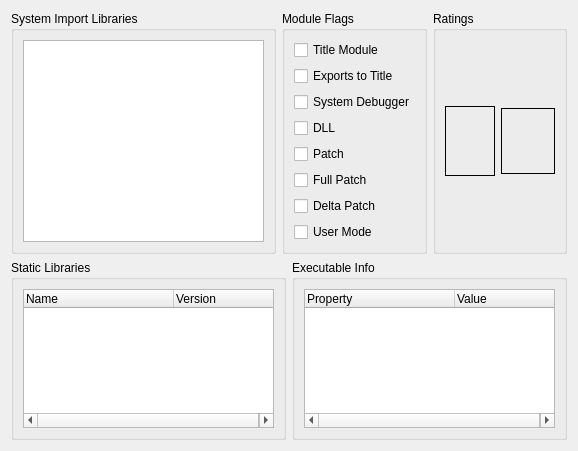
The window that Velocity/xexdialog.ui (hetelek/Velocity) describes before a commit, drawn with Qt 5.
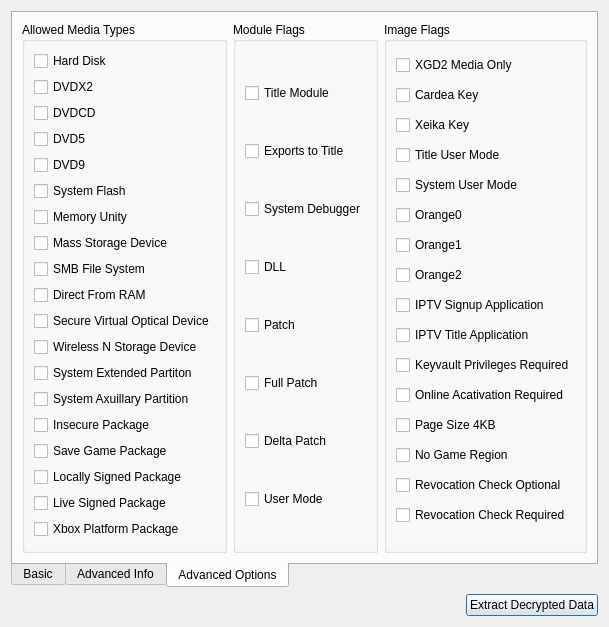
The same window after the commit. The open tabs and pages were chosen to show the change. Icons and pictures are not drawn.

Commit message: Add more ratings, add flags, add extract decrypted data

What changed in the file:
```diff
--- a/Velocity/xexdialog.ui
+++ b/Velocity/xexdialog.ui
@@ -6,8 +6,8 @@
    <rect>
     <x>0</x>
     <y>0</y>
-    <width>578</width>
-    <height>451</height>
+    <width>541</width>
+    <height>559</height>
    </rect>
   </property>
   <property name="windowTitle">
@@ -17,10 +17,224 @@
    <iconset resource="Resources.qrc">
     <normaloff>:/Images/Leaner24.png</normaloff>:/Images/Leaner24.png</iconset>
   </property>
-  <layout class="QVBoxLayout" name="verticalLayout_4">
+  <layout class="QVBoxLayout" name="verticalLayout_8">
    <item>
-    <layout class="QHBoxLayout" name="horizontalLayout">
+    <widget class="QTabWidget" name="tabWidget">
+     <property name="tabPosition">
+      <enum>QTabWidget::South</enum>
+     </property>
+     <property name="currentIndex">
+      <number>0</number>
+     </property>
+     <widget class="QWidget" name="tabBasic">
+      <attribute name="title">
+       <string>Basic</string>
+      </attribute>
+      <layout class="QGridLayout" name="gridLayout_3">
+       <item row="0" column="0">
+        <widget class="QGroupBox" name="groupBox_7">
+         <property name="title">
+          <string>Regions</string>
+         </property>
+         <layout class="QVBoxLayout" name="verticalLayout_6">
      <item>
+           <widget class="QCheckBox" name="chkNorthAmerica">
+            <property name="text">
+             <string>North America</string>
+            </property>
+           </widget>
+          </item>
+          <item>
+           <widget class="QCheckBox" name="chkJapan">
+            <property name="text">
+             <string>Japan</string>
+            </property>
+           </widget>
+          </item>
+          <item>
+           <widget class="QCheckBox" name="chkChina">
+            <property name="text">
+             <string>China</string>
+            </property>
+           </widget>
+          </item>
+          <item>
+           <widget class="QCheckBox" name="chkRestOfAsia">
+            <property name="text">
+             <string>The Rest of Asia</string>
+            </property>
+           </widget>
+          </item>
+          <item>
+           <widget class="QCheckBox" name="chkAustraliaNewZealand">
+            <property name="text">
+             <string>Australia and New Zealand</string>
+            </property>
+           </widget>
+          </item>
+          <item>
+           <widget class="QCheckBox" name="chkRestOfEurope">
+            <property name="text">
+             <string>The Rest of Europe</string>
+            </property>
+           </widget>
+          </item>
+          <item>
+           <widget class="QCheckBox" name="chkRestOfWorld">
+            <property name="text">
+             <string>The Rest of the World</string>
+            </property>
+           </widget>
+          </item>
+         </layout>
+        </widget>
+       </item>
+       <item row="0" column="1">
+        <widget class="QGroupBox" name="groupBox_6">
+         <property name="title">
+          <string>Resources</string>
+         </property>
+         <layout class="QVBoxLayout" name="verticalLayout_5">
+          <item>
+           <widget class="QTreeWidget" name="treResources">
+            <attribute name="headerVisible">
+             <bool>false</bool>
+            </attribute>
+            <attribute name="headerDefaultSectionSize">
+             <number>100</number>
+            </attribute>
+            <column>
+             <property name="text">
+              <string>Name</string>
+             </property>
+            </column>
+            <column>
+             <property name="text">
+              <string>Size</string>
+             </property>
+            </column>
+           </widget>
+          </item>
+         </layout>
+        </widget>
+       </item>
+       <item row="1" column="1">
+        <widget class="QGroupBox" name="groupBox_3">
+         <property name="title">
+          <string>Ratings</string>
+         </property>
+         <layout class="QGridLayout" name="gridLayout">
+          <item row="0" column="2">
+           <widget class="QLabel" name="imgOflcAU">
+            <property name="minimumSize">
+             <size>
+              <width>64</width>
+              <height>64</height>
+             </size>
+            </property>
+            <property name="maximumSize">
+             <size>
+              <width>64</width>
+              <height>64</height>
+             </size>
+            </property>
+            <property name="toolTip">
+             <string>Australian Office of Film and Literature Classification Board</string>
+            </property>
+            <property name="frameShape">
+             <enum>QFrame::NoFrame</enum>
+            </property>
+            <property name="text">
+             <string/>
+            </property>
+           </widget>
+          </item>
+          <item row="0" column="0">
+           <widget class="QLabel" name="imgEsrbRating">
+            <property name="minimumSize">
+             <size>
+              <width>50</width>
+              <height>70</height>
+             </size>
+            </property>
+            <property name="maximumSize">
+             <size>
+              <width>50</width>
+              <height>70</height>
+             </size>
+            </property>
+            <property name="toolTip">
+             <string>North America Entertainment Software Rating Board</string>
+            </property>
+            <property name="frameShape">
+             <enum>QFrame::NoFrame</enum>
+            </property>
+            <property name="text">
+             <string/>
+            </property>
+           </widget>
+          </item>
+          <item row="0" column="1">
+           <widget class="QLabel" name="imgPegiRating">
+            <property name="minimumSize">
+             <size>
+              <width>64</width>
+              <height>66</height>
+             </size>
+            </property>
+            <property name="maximumSize">
+             <size>
+              <width>64</width>
+              <height>66</height>
+             </size>
+            </property>
+            <property name="toolTip">
+             <string>Great Britan's Pan European Games Information</string>
+            </property>
+            <property name="frameShape">
+             <enum>QFrame::NoFrame</enum>
+            </property>
+            <property name="text">
+             <string/>
+            </property>
+           </widget>
+          </item>
+          <item row="0" column="3">
+           <widget class="QLabel" name="imgOflcNZ">
+            <property name="minimumSize">
+             <size>
+              <width>69</width>
+              <height>64</height>
+             </size>
+            </property>
+            <property name="maximumSize">
+             <size>
+              <width>69</width>
+              <height>64</height>
+             </size>
+            </property>
+            <property name="toolTip">
+             <string>New Zealand Office of Film and Literature Classification Board</string>
+            </property>
+            <property name="frameShape">
+             <enum>QFrame::NoFrame</enum>
+            </property>
+            <property name="text">
+             <string/>
+            </property>
+           </widget>
+          </item>
+         </layout>
+        </widget>
+       </item>
+      </layout>
+     </widget>
+     <widget class="QWidget" name="tabAdvancedInfo">
+      <attribute name="title">
+       <string>Advanced Info</string>
+      </attribute>
+      <layout class="QGridLayout" name="gridLayout_2">
+       <item row="0" column="0">
       <widget class="QGroupBox" name="groupBox">
        <property name="title">
         <string>System Import Libraries</string>
@@ -32,6 +246,213 @@
        </layout>
       </widget>
      </item>
+       <item row="1" column="0">
+        <widget class="QGroupBox" name="groupBox_4">
+         <property name="title">
+          <string>Static Libraries</string>
+         </property>
+         <layout class="QVBoxLayout" name="verticalLayout_3">
+          <item>
+           <widget class="QTreeWidget" name="treStaticLibraries">
+            <attribute name="headerVisible">
+             <bool>false</bool>
+            </attribute>
+            <attribute name="headerDefaultSectionSize">
+             <number>150</number>
+            </attribute>
+            <column>
+             <property name="text">
+              <string>Name</string>
+             </property>
+            </column>
+            <column>
+             <property name="text">
+              <string>Version</string>
+             </property>
+            </column>
+           </widget>
+          </item>
+         </layout>
+        </widget>
+       </item>
+       <item row="1" column="1">
+        <widget class="QGroupBox" name="groupBox_5">
+         <property name="title">
+          <string>Executable Info</string>
+         </property>
+         <layout class="QHBoxLayout" name="horizontalLayout_2">
+          <item>
+           <widget class="QTreeWidget" name="treExecutableInfo">
+            <attribute name="headerVisible">
+             <bool>false</bool>
+            </attribute>
+            <attribute name="headerDefaultSectionSize">
+             <number>150</number>
+            </attribute>
+            <column>
+             <property name="text">
+              <string>Property</string>
+             </property>
+            </column>
+            <column>
+             <property name="text">
+              <string>Value</string>
+             </property>
+            </column>
+           </widget>
+          </item>
+         </layout>
+        </widget>
+       </item>
+      </layout>
+     </widget>
+     <widget class="QWidget" name="tabAdvancedOptions">
+      <attribute name="title">
+       <string>Advanced Options</string>
+      </attribute>
+      <layout class="QHBoxLayout" name="horizontalLayout">
+       <item>
+        <widget class="QGroupBox" name="groupBox_8">
+         <property name="title">
+          <string>Allowed Media Types</string>
+         </property>
+         <layout class="QVBoxLayout" name="verticalLayout_4">
+          <item>
+           <widget class="QCheckBox" name="chkHardDisk">
+            <property name="text">
+             <string>Hard Disk</string>
+            </property>
+           </widget>
+          </item>
+          <item>
+           <widget class="QCheckBox" name="chkDVDX2">
+            <property name="text">
+             <string>DVDX2</string>
+            </property>
+           </widget>
+          </item>
+          <item>
+           <widget class="QCheckBox" name="chkDVDCD">
+            <property name="text">
+             <string>DVDCD</string>
+            </property>
+           </widget>
+          </item>
+          <item>
+           <widget class="QCheckBox" name="chkDVD5">
+            <property name="text">
+             <string>DVD5</string>
+            </property>
+           </widget>
+          </item>
+          <item>
+           <widget class="QCheckBox" name="chkDVD9">
+            <property name="text">
+             <string>DVD9</string>
+            </property>
+           </widget>
+          </item>
+          <item>
+           <widget class="QCheckBox" name="chkSystemFlash">
+            <property name="text">
+             <string>System Flash</string>
+            </property>
+           </widget>
+          </item>
+          <item>
+           <widget class="QCheckBox" name="chkMemoryUnit">
+            <property name="text">
+             <string>Memory Unity</string>
+            </property>
+           </widget>
+          </item>
+          <item>
+           <widget class="QCheckBox" name="chkMassStorageDevice">
+            <property name="text">
+             <string>Mass Storage Device</string>
+            </property>
+           </widget>
+          </item>
+          <item>
+           <widget class="QCheckBox" name="chkSMBFileSystem">
+            <property name="text">
+             <string>SMB File System</string>
+            </property>
+           </widget>
+          </item>
+          <item>
+           <widget class="QCheckBox" name="chkDirectFromRAM">
+            <property name="text">
+             <string>Direct From RAM</string>
+            </property>
+           </widget>
+          </item>
+          <item>
+           <widget class="QCheckBox" name="chkSecureOpticalDevice">
+            <property name="text">
+             <string>Secure Virtual Optical Device</string>
+            </property>
+           </widget>
+          </item>
+          <item>
+           <widget class="QCheckBox" name="chkWirelessNStorageDevice">
+            <property name="text">
+             <string>Wireless N Storage Device</string>
+            </property>
+           </widget>
+          </item>
+          <item>
+           <widget class="QCheckBox" name="chkSystemExtendedPartition">
+            <property name="text">
+             <string>System Extended Partiton</string>
+            </property>
+           </widget>
+          </item>
+          <item>
+           <widget class="QCheckBox" name="chkSystemAuxillaryPartition">
+            <property name="text">
+             <string>System Axuillary Partition</string>
+            </property>
+           </widget>
+          </item>
+          <item>
+           <widget class="QCheckBox" name="chkInsecurePackage">
+            <property name="text">
+             <string>Insecure Package</string>
+            </property>
+           </widget>
+          </item>
+          <item>
+           <widget class="QCheckBox" name="chkSaveGamePackage">
+            <property name="text">
+             <string>Save Game Package</string>
+            </property>
+           </widget>
+          </item>
+          <item>
+           <widget class="QCheckBox" name="chkLocallySignedPackage">
+            <property name="text">
+             <string>Locally Signed Package</string>
+            </property>
+           </widget>
+          </item>
+          <item>
+           <widget class="QCheckBox" name="chkLiveSignedPackage">
+            <property name="text">
+             <string>Live Signed Package</string>
+            </property>
+           </widget>
+          </item>
+          <item>
+           <widget class="QCheckBox" name="chkXboxPlatformPackage">
+            <property name="text">
+             <string>Xbox Platform Package</string>
+            </property>
+           </widget>
+          </item>
+         </layout>
+        </widget>
+       </item>
      <item>
       <widget class="QGroupBox" name="groupBox_2">
        <property name="title">
@@ -146,112 +567,202 @@
       </widget>
      </item>
      <item>
-      <widget class="QGroupBox" name="groupBox_3">
+        <widget class="QGroupBox" name="groupBox_9">
        <property name="title">
-        <string>Ratings</string>
-       </property>
-       <layout class="QGridLayout" name="gridLayout">
-        <item row="0" column="0">
-         <widget class="QLabel" name="imgEsrbRating">
-          <property name="minimumSize">
-           <size>
-            <width>50</width>
-            <height>70</height>
-           </size>
-          </property>
-          <property name="maximumSize">
-           <size>
-            <width>50</width>
-            <height>70</height>
-           </size>
-          </property>
-          <property name="frameShape">
-           <enum>QFrame::Box</enum>
-          </property>
+          <string>Image Flags</string>
+         </property>
+         <layout class="QVBoxLayout" name="verticalLayout_7">
+          <item>
+           <widget class="QCheckBox" name="chkXgd2MediaOnly">
+            <property name="enabled">
+             <bool>true</bool>
+            </property>
+            <property name="text">
+             <string>XGD2 Media Only</string>
+            </property>
+            <property name="checkable">
+             <bool>true</bool>
+            </property>
+           </widget>
+          </item>
+          <item>
+           <widget class="QCheckBox" name="chkCardeaKey">
+            <property name="enabled">
+             <bool>true</bool>
+            </property>
           <property name="text">
-           <string/>
-          </property>
-         </widget>
-        </item>
-        <item row="0" column="1">
-         <widget class="QLabel" name="imgPegiRating">
-          <property name="minimumSize">
-           <size>
-            <width>54</width>
-            <height>66</height>
-           </size>
-          </property>
-          <property name="maximumSize">
-           <size>
-            <width>54</width>
-            <height>66</height>
-           </size>
-          </property>
-          <property name="frameShape">
-           <enum>QFrame::Box</enum>
-          </property>
+             <string>Cardea Key</string>
+            </property>
+            <property name="checkable">
+             <bool>true</bool>
+            </property>
+           </widget>
+          </item>
+          <item>
+           <widget class="QCheckBox" name="chkXeikaKey">
+            <property name="enabled">
+             <bool>true</bool>
+            </property>
+            <property name="text">
+             <string>Xeika Key</string>
+            </property>
+            <property name="checkable">
+             <bool>true</bool>
+            </property>
+           </widget>
+          </item>
+          <item>
+           <widget class="QCheckBox" name="chkTitleUserMode">
+            <property name="enabled">
+             <bool>true</bool>
+            </property>
           <property name="text">
-           <string/>
-          </property>
-         </widget>
-        </item>
-       </layout>
-      </widget>
-     </item>
-    </layout>
+             <string>Title User Mode</string>
+            </property>
+            <property name="checkable">
+             <bool>true</bool>
+            </property>
+           </widget>
+          </item>
+          <item>
+           <widget class="QCheckBox" name="chkSystemUserMode">
+            <property name="enabled">
+             <bool>true</bool>
+            </property>
+            <property name="text">
+             <string>System User Mode</string>
+            </property>
+            <property name="checkable">
+             <bool>true</bool>
+            </property>
+           </widget>
+          </item>
+          <item>
+           <widget class="QCheckBox" name="chkOrange0">
+            <property name="enabled">
+             <bool>true</bool>
+            </property>
+            <property name="text">
+             <string>Orange0</string>
+            </property>
+            <property name="checkable">
+             <bool>true</bool>
+            </property>
+           </widget>
    </item>
    <item>
-    <layout class="QHBoxLayout" name="horizontalLayout_4">
+           <widget class="QCheckBox" name="chkOrange1">
+            <property name="enabled">
+             <bool>true</bool>
+            </property>
+            <property name="text">
+             <string>Orange1</string>
+            </property>
+            <property name="checkable">
+             <bool>true</bool>
+            </property>
+           </widget>
+          </item>
      <item>
-      <widget class="QGroupBox" name="groupBox_4">
-       <property name="title">
-        <string>Static Libraries</string>
-       </property>
-       <layout class="QVBoxLayout" name="verticalLayout_3">
+           <widget class="QCheckBox" name="chkOrange2">
+            <property name="enabled">
+             <bool>true</bool>
+            </property>
+            <property name="text">
+             <string>Orange2</string>
+            </property>
+            <property name="checkable">
+             <bool>true</bool>
+            </property>
+           </widget>
+          </item>
         <item>
-         <widget class="QTreeWidget" name="treStaticLibraries">
-          <attribute name="headerDefaultSectionSize">
-           <number>150</number>
-          </attribute>
-          <column>
+           <widget class="QCheckBox" name="chkIptvSignupApplication">
            <property name="text">
-            <string>Name</string>
-           </property>
-          </column>
-          <column>
+             <string>IPTV Signup Application</string>
+            </property>
+           </widget>
+          </item>
+          <item>
+           <widget class="QCheckBox" name="chkIptvTitleApplication">
            <property name="text">
-            <string>Version</string>
-           </property>
-          </column>
-         </widget>
-        </item>
-       </layout>
+             <string>IPTV Title Application</string>
+            </property>
+           </widget>
+          </item>
+          <item>
+           <widget class="QCheckBox" name="chkKeyvaultPrivilegesRequired">
+            <property name="text">
+             <string>Keyvault Privileges Required</string>
+            </property>
       </widget>
      </item>
      <item>
-      <widget class="QGroupBox" name="groupBox_5">
-       <property name="title">
-        <string>Executable Info</string>
-       </property>
-       <layout class="QHBoxLayout" name="horizontalLayout_2">
+           <widget class="QCheckBox" name="chkOnlineActivationRequired">
+            <property name="text">
+             <string>Online Acativation Required</string>
+            </property>
+           </widget>
+          </item>
         <item>
-         <widget class="QTreeWidget" name="treExecutableInfo">
-          <attribute name="headerDefaultSectionSize">
-           <number>150</number>
-          </attribute>
-          <column>
+           <widget class="QCheckBox" name="chkPageSize4KB">
            <property name="text">
-            <string>Property</string>
-           </property>
-          </column>
-          <column>
+             <string>Page Size 4KB</string>
+            </property>
+           </widget>
+          </item>
+          <item>
+           <widget class="QCheckBox" name="chkNoGameRegion">
            <property name="text">
-            <string>Value</string>
-           </property>
-          </column>
-         </widget>
-        </item>
-       </layout>
+             <string>No Game Region</string>
+            </property>
+           </widget>
+          </item>
+          <item>
+           <widget class="QCheckBox" name="chkRevocationCheckOptional">
+            <property name="text">
+             <string>Revocation Check Optional</string>
+            </property>
+           </widget>
+          </item>
+          <item>
+           <widget class="QCheckBox" name="chkRevocationCheckRequired">
+            <property name="text">
+             <string>Revocation Check Required</string>
+            </property>
+           </widget>
+          </item>
+         </layout>
+        </widget>
+       </item>
+      </layout>
+     </widget>
+    </widget>
+   </item>
+   <item>
+    <layout class="QHBoxLayout" name="horizontalLayout_3">
+     <item>
+      <spacer name="horizontalSpacer">
+       <property name="orientation">
+        <enum>Qt::Horizontal</enum>
+       </property>
+       <property name="sizeHint" stdset="0">
+        <size>
+         <width>40</width>
+         <height>20</height>
+        </size>
+       </property>
+      </spacer>
+     </item>
+     <item>
+      <widget class="QPushButton" name="pushButton">
+       <property name="text">
+        <string>Extract Decrypted Data</string>
+       </property>
+       <property name="icon">
+        <iconset resource="Resources.qrc">
+         <normaloff>:/Images/extract.png</normaloff>:/Images/extract.png</iconset>
+       </property>
       </widget>
      </item>
     </layout>
```
Lines whose indentation alone changed are shown as unchanged. The commit also changes 16 other files.
